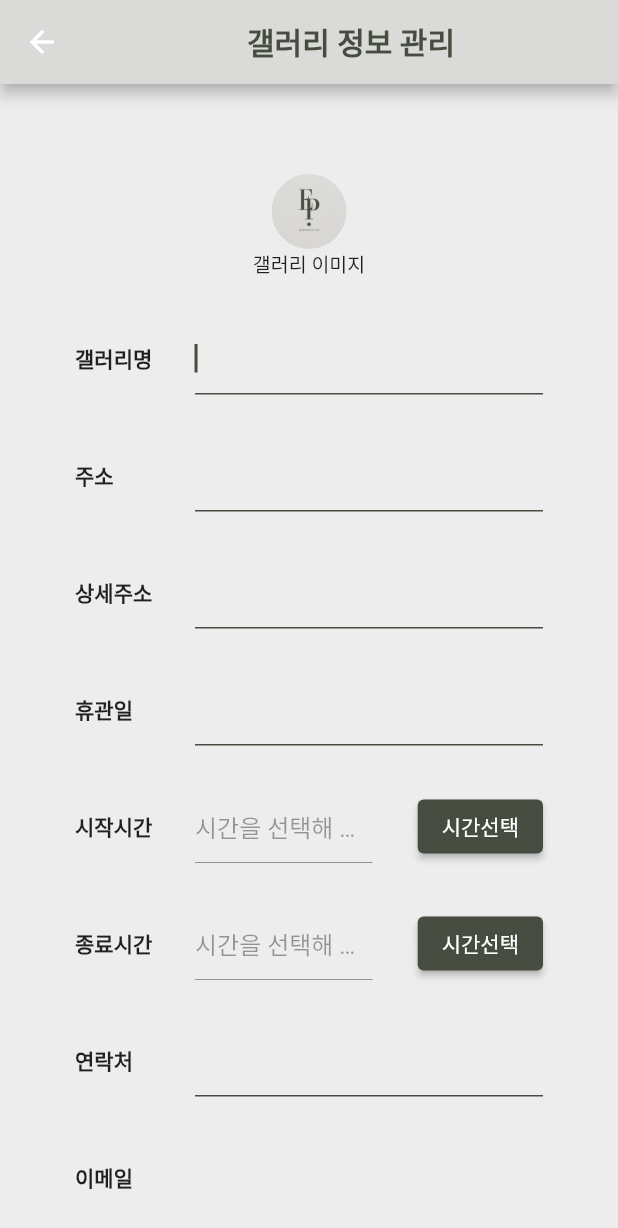
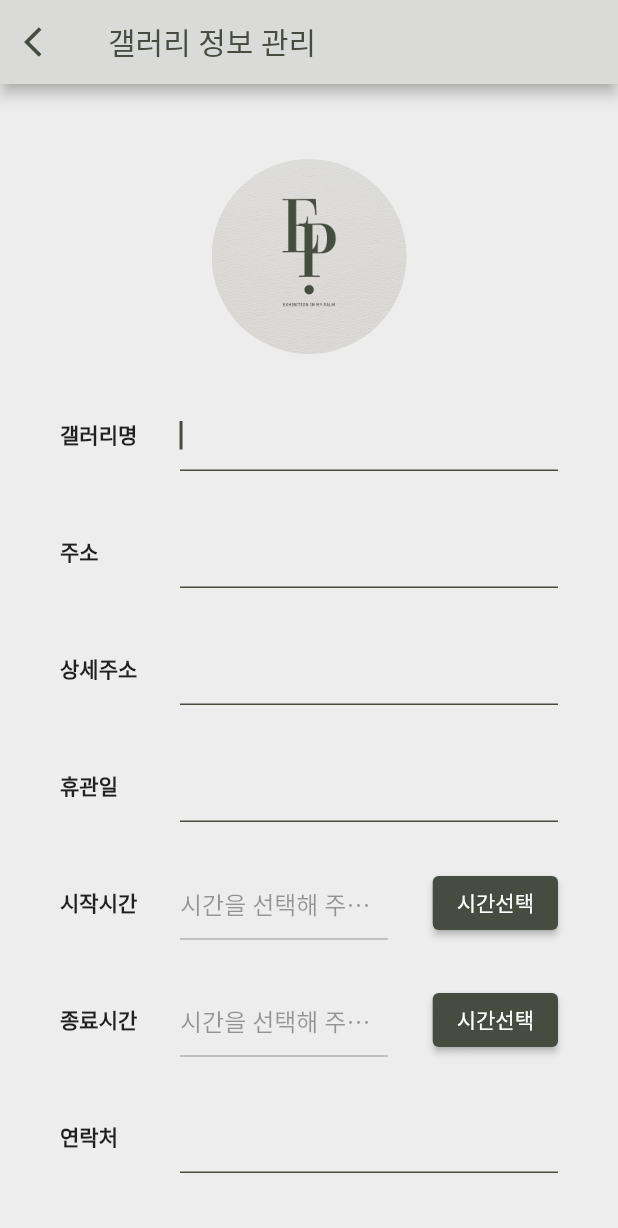
Before and after one commit to chg1179/Flutter_exhibition, a Flutter app: the GalleryEdit screen opened directly with empty values, on a phone screen of 412 x 824 dp. Shown: the top 1228 px of the screen. Run offline on Flutter 3.47's test engine with Material 2 defaults, Android fonts, the phone set to English and light mode, and no system bars; our stand-ins replace cached_network_image, cloud_firestore, firebase_auth, firebase_core, firebase_storage, flutter_spinkit and 5 more; missing offline and left inert: country_calling_code_picker; accounts and stored records are empty.

Commit message:
관리자 갤러리페이지 스타일 수정

```diff
--- a/lib/admin/gallery/gallery_edit.dart
+++ b/lib/admin/gallery/gallery_edit.dart
@@ -153,17 +153,20 @@ class _GalleryEditState extends State<GalleryEdit> {
       backgroundColor: Color.lerp(Color.fromRGBO(70, 77, 64, 1.0), Colors.white, 0.9),
       appBar: AppBar(
         backgroundColor: Color.lerp(Color.fromRGBO(70, 77, 64, 1.0), Colors.white, 0.8),
-        title: Center(
-          child: Text(
+        title: Text(
           '갤러리 정보 관리',
           style: TextStyle(
               color: Color.fromRGBO(70, 77, 64, 1.0),
-                fontWeight: FontWeight.bold),
           ),
+        ),
+        leading: IconButton(
+          icon: Icon(Icons.arrow_back_ios, color: Color(0xff464D40),),
+          onPressed: (){
+            Navigator.pop(context);
+          },
         ),
       ),
       body: Container(
-        margin: EdgeInsets.all(10),
         padding: EdgeInsets.all(10),
         child: Center(
           child: Form(
@@ -185,7 +188,8 @@ class _GalleryEditState extends State<GalleryEdit> {
                                 onTap: getImage, // 이미지를 선택하는 함수 호출
                                 child: Column(
                                   children: [
-                                    ClipOval(
+                                    Center(
+                                      child: ClipOval(
                                         child: _imageFile != null
                                             ? buildImageWidget(
                                               // 이미지 빌더 호출
@@ -195,10 +199,10 @@ class _GalleryEditState extends State<GalleryEdit> {
                                               defaultImgURL: 'assets/logo/basic_logo.png',
                                             )
                                             : (widget.document != null && selectImgURL != null)
-                                            ? Image.network(selectImgURL!, width: 50, height: 50, fit: BoxFit.cover)
-                                            : Image.asset('assets/logo/basic_logo.png', width: 50, height: 50, fit: BoxFit.cover),
+                                              ? Image.network(selectImgURL!, fit: BoxFit.cover, width: 130, height: 130)
+                                              : Image.asset('assets/logo/basic_logo.png', fit: BoxFit.cover, width: 130, height: 130),
                                       ),
-                                    Text('갤러리 이미지', style: TextStyle(fontSize: 13),)
+                                    ),
                                   ],
                                 )
                             ),
```
Also changed, not shown: lib/admin/gallery/gallery_view.dart (+105 -28 lines). Lines whose indentation alone changed are shown as unchanged.
